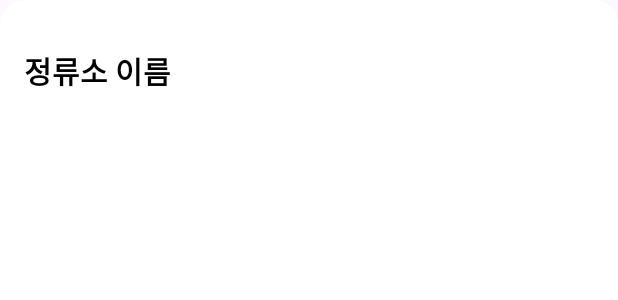
After one commit to GitChan0456/MyMap, an Android app: the layout bottom_sheet_bus_arrival.xml on its own in the app's theme, with its tools: preview values and no code run, on a phone screen of 412 x 824 dp. The commit adds this screen. Shown: the top 300 px of the screen. Run offline under Robolectric (Android 15) with nearby library versions, the phone set to English and light mode, and no system bars.

Commit message:
버스정류소 아이콘 클릭시 바텀시트에서 정보 표시되도록 수정

```diff
--- /dev/null
+++ b/app/src/main/res/layout/bottom_sheet_bus_arrival.xml
@@ -0,0 +1,33 @@
+<?xml version="1.0" encoding="utf-8"?>
+<LinearLayout xmlns:android="http://schemas.android.com/apk/res/android"
+    android:layout_width="match_parent"
+    android:layout_height="2000px"
+    android:orientation="vertical"
+    android:background="@drawable/bottom_sheet_background"
+    android:padding="16dp">
+
+    <TextView
+        android:id="@+id/tv_bus_stop_name"
+        android:layout_width="wrap_content"
+        android:layout_height="wrap_content"
+        android:layout_marginTop="16dp"
+        android:text="정류소 이름"
+        android:textSize="20sp"
+        android:textStyle="bold"
+        android:textColor="@android:color/black" />
+
+    <ScrollView
+        android:layout_width="match_parent"
+        android:layout_height="wrap_content"
+        android:layout_marginTop="16dp">
+
+        <LinearLayout
+            android:id="@+id/ll_bus_arrival_list"
+            android:layout_width="match_parent"
+            android:layout_height="wrap_content"
+            android:orientation="vertical">
+
+        </LinearLayout>
+    </ScrollView>
+
+</LinearLayout>
```
Also changed, not shown: app/src/main/java/com/example/Test/MainActivity.java (+94 -76 lines), app/src/main/res/layout/activity_main.xml (+17 -0 lines).
